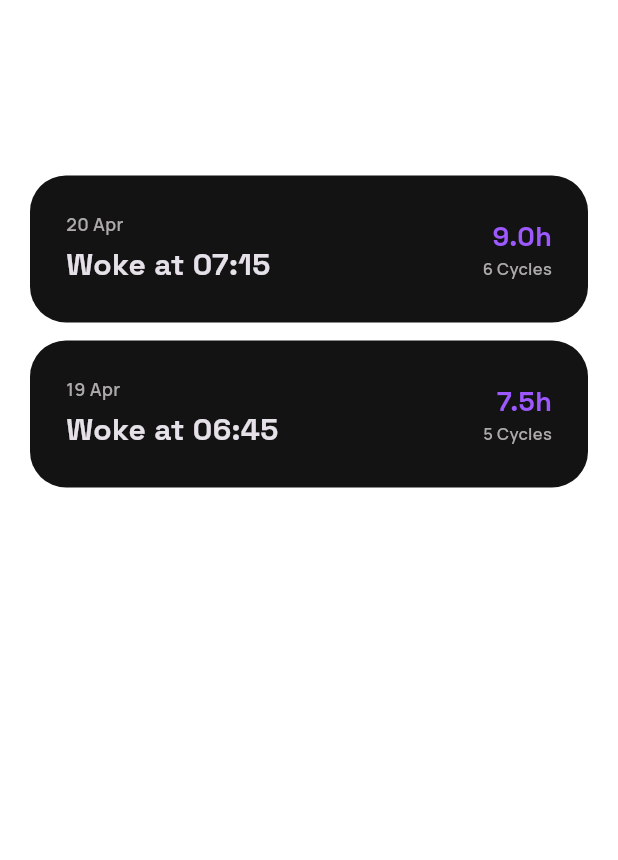
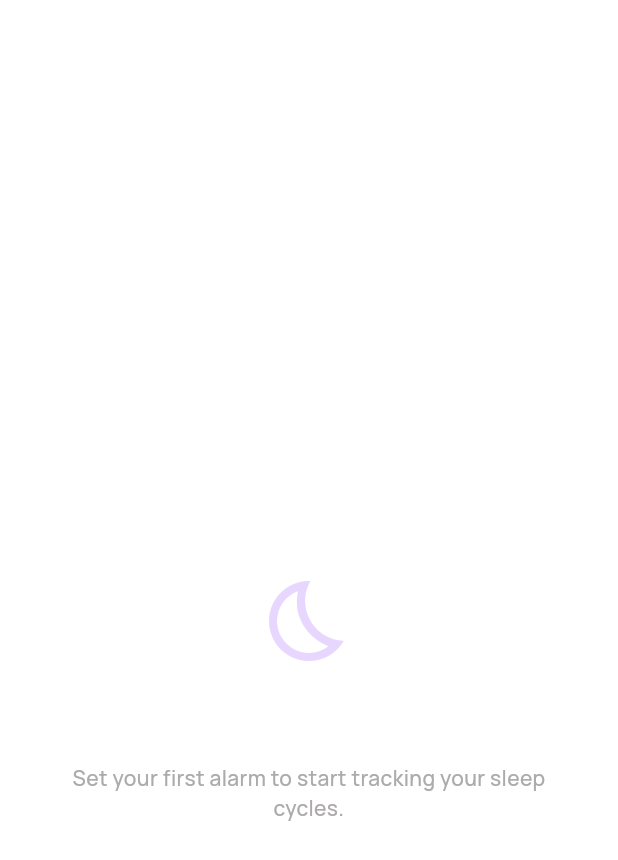
Before and after one commit to arnav-tek/Sleep-Cycle-Tracker, a Flutter app: the HistoryScreen screen opened directly, on a phone screen of 412 x 824 dp. Shown: the top 860 px of the screen. Run offline on Flutter 3.47's test engine with Material 3 defaults, Android fonts, the phone set to English and light mode, and no system bars; our stand-ins replace google_fonts; missing offline and left inert: flame.

Commit message:
chore: save local modifications before merge
Save all pending modifications around screens and core state.

Co-Authored-By: Claude <noreply@anthropic.com>

```diff
--- a/lib/core/app_state.dart
+++ b/lib/core/app_state.dart
@@ -36,27 +36,8 @@ class AppStateManager extends ChangeNotifier {
   int _fallAsleepBuffer = 15;
   int get fallAsleepBuffer => _fallAsleepBuffer;
 
-  /// Historical sleep records.
-  final List<SleepRecord> _history = [
-    SleepRecord(
-      date: DateTime.now().subtract(const Duration(days: 1)),
-      wakeUpTime: DateTime.now()
-          .subtract(const Duration(days: 1))
-          .copyWith(hour: 7, minute: 15),
-      count: 6,
-      durationHours: 9.0,
-      mood: 'Happy',
-    ),
-    SleepRecord(
-      date: DateTime.now().subtract(const Duration(days: 2)),
-      wakeUpTime: DateTime.now()
-          .subtract(const Duration(days: 2))
-          .copyWith(hour: 6, minute: 45),
-      count: 5,
-      durationHours: 7.5,
-      mood: 'Sad',
-    ),
-  ];
+  /// Historical sleep records — starts empty, populated by real user sessions.
+  final List<SleepRecord> _history = [];
   List<SleepRecord> get history => List.unmodifiable(_history);
 
   void setAlarm(DateTime time) {
--- a/lib/screens/dashboard_screen.dart
+++ b/lib/screens/dashboard_screen.dart
@@ -197,7 +197,7 @@ class DashboardScreen extends StatelessWidget {
                               title: 'Optimal Wake',
                               value: nextAlarm != null
                                   ? _formatTime(nextAlarm)
-                                  : '07:15',
+                                  : '--:--',
                               subtitle: 'Based on REM cycle',
                               color: LunaTheme.tertiaryDim,
                             ),
--- a/lib/screens/history_screen.dart
+++ b/lib/screens/history_screen.dart
@@ -1,5 +1,6 @@
 import 'package:flutter/material.dart';
 import '../core/app_state.dart';
+import '../luna_theme.dart';
 import 'package:google_fonts/google_fonts.dart';
 
 /// A Premium History Screen showing past sleep sessions.
@@ -28,7 +29,7 @@ class HistoryScreen extends StatelessWidget {
                     'History',
                     style: GoogleFonts.spaceGrotesk(
                         fontSize: 40,
-                        color: Colors.white,
+                        color: LunaTheme.onSurface,
                         fontWeight: FontWeight.w800,
                         letterSpacing: -2.0),
                   ),
@@ -45,10 +46,7 @@ class HistoryScreen extends StatelessWidget {
                             return Container(
                               margin: const EdgeInsets.only(bottom: 12),
                               padding: const EdgeInsets.all(24),
-                              decoration: BoxDecoration(
-                                color: const Color(0xFF131313),
-                                borderRadius: BorderRadius.circular(24),
-                              ),
+                              decoration: LunaTheme.surfaceCard(),
                               child: Row(
                                 mainAxisAlignment:
                                     MainAxisAlignment.spaceBetween,
@@ -60,7 +58,7 @@ class HistoryScreen extends StatelessWidget {
                                       Text(
                                         '${record.date.day} ${_getMonth(record.date.month)}',
                                         style: GoogleFonts.manrope(
-                                            color: const Color(0xFFADAAAA),
+                                            color: LunaTheme.onSurfaceVariant,
                                             fontSize: 12,
                                             fontWeight: FontWeight.w600),
                                       ),
@@ -69,7 +67,8 @@ class HistoryScreen extends StatelessWidget {
                                         'Woke at ${_format(record.wakeUpTime)}',
                                         style: GoogleFonts.spaceGrotesk(
                                             fontSize: 20,
-                                            fontWeight: FontWeight.bold),
+                                            fontWeight: FontWeight.bold,
+                                            color: LunaTheme.onSurface),
                                       ),
                                     ],
                                   ),
@@ -79,11 +78,12 @@ class HistoryScreen extends StatelessWidget {
                                       Text('${record.durationHours}h',
                                           style: GoogleFonts.spaceGrotesk(
                                               fontSize: 18,
-                                              color: const Color(0xFF9D59FF),
+                                              color: LunaTheme.primary,
                                               fontWeight: FontWeight.bold)),
                                       Text('${record.count} Cycles',
                                           style: GoogleFonts.manrope(
-                                              color: const Color(0xFFADAAAA),
+                                              color:
+                                                  LunaTheme.onSurfaceVariant,
                                               fontSize: 11,
                                               fontWeight: FontWeight.w600)),
                                     ],
@@ -112,7 +112,7 @@ class HistoryScreen extends StatelessWidget {
             Icon(
               Icons.bedtime_outlined,
               size: 64,
-              color: const Color(0xFF9D59FF).withValues(alpha: 0.4),
+              color: LunaTheme.primary.withValues(alpha: 0.4),
             ),
             const SizedBox(height: 24),
             Text(
@@ -120,7 +120,7 @@ class HistoryScreen extends StatelessWidget {
               style: GoogleFonts.spaceGrotesk(
                 fontSize: 22,
                 fontWeight: FontWeight.w700,
-                color: Colors.white70,
+                color: LunaTheme.onSurface.withValues(alpha: 0.7),
               ),
             ),
             const SizedBox(height: 8),
@@ -129,7 +129,7 @@ class HistoryScreen extends StatelessWidget {
               textAlign: TextAlign.center,
               style: GoogleFonts.manrope(
                 fontSize: 14,
-                color: const Color(0xFFADAAAA),
+                color: LunaTheme.onSurfaceVariant,
                 fontWeight: FontWeight.w500,
               ),
             ),
```
Also changed, not shown: lib/screens/sleep_cycle_selection_screen.dart (+11 -10 lines), 3 other files.
